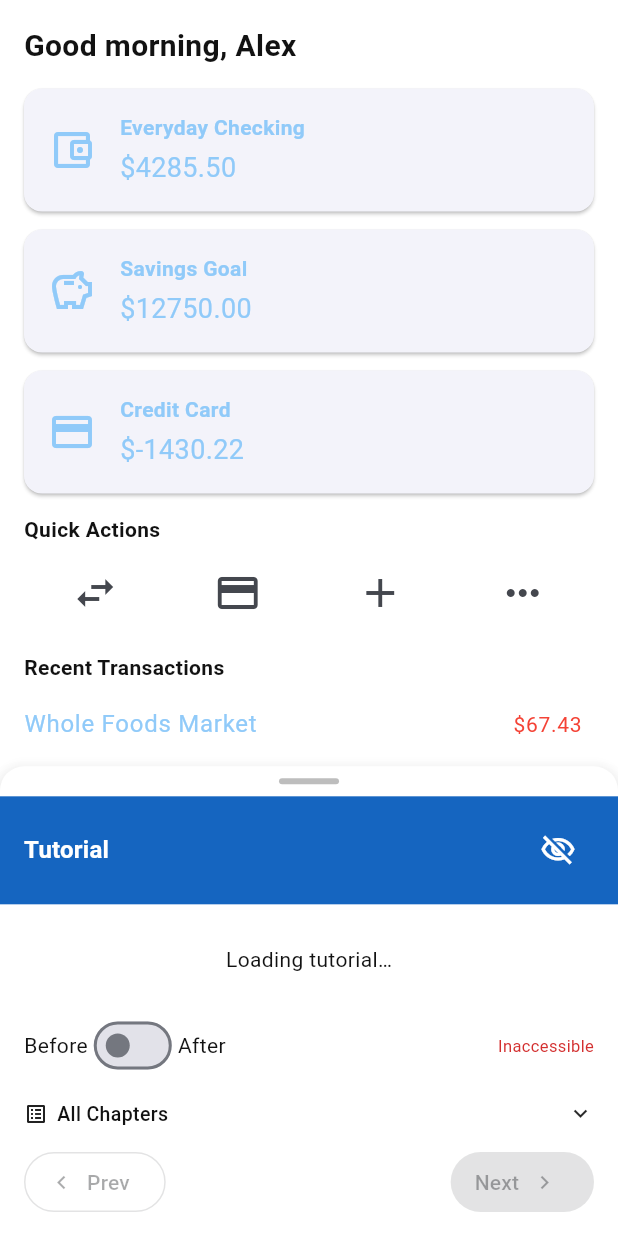
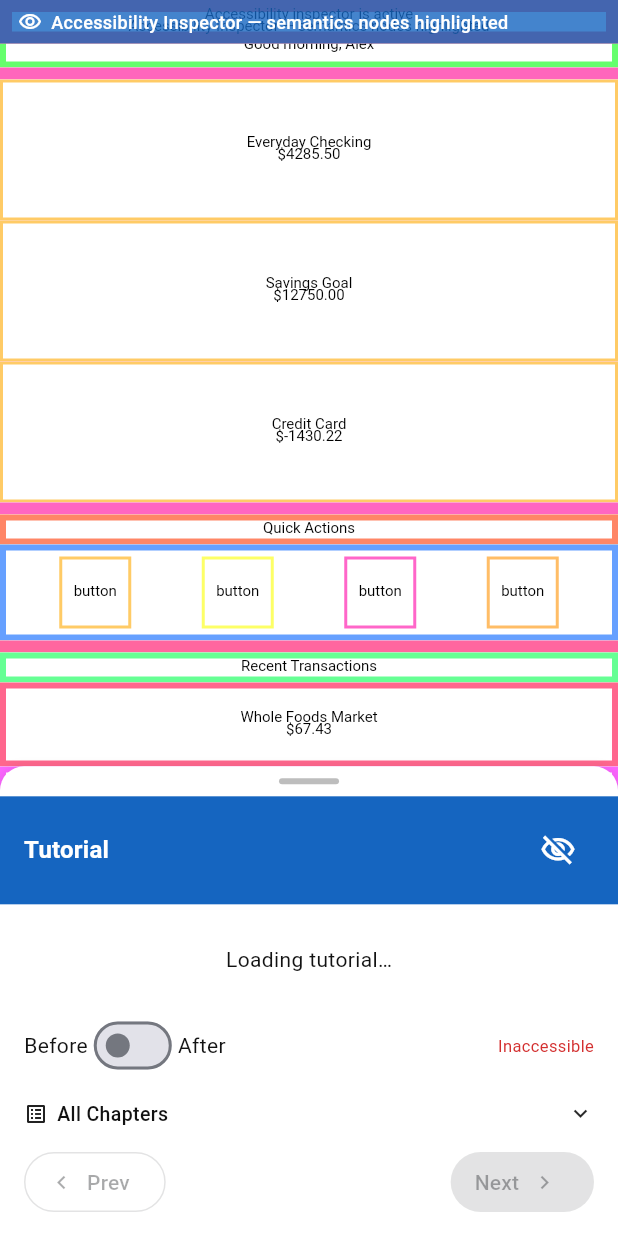
Before and after one commit to team360r/AccessBank, a Flutter app: the _GuideScreen screen opened by its route, after a tap on the "visibility" icon, on a phone screen of 412 x 824 dp. Run offline on Flutter 3.47's test engine with Material 3 defaults, Android fonts, the phone set to English and light mode, and no system bars; our stand-ins replace shared_preferences; accounts and stored records are empty.

Commit message:
feat: add accessibility inspector overlay
Co-Authored-By: Claude Sonnet 4.6 <noreply@anthropic.com>

```diff
--- a/lib/tutorial/tutorial_overlay.dart
+++ b/lib/tutorial/tutorial_overlay.dart
@@ -1,6 +1,7 @@
 import 'package:flutter/material.dart';
 
 import 'tutorial_controller.dart';
+import 'widgets/a11y_inspector_overlay.dart';
 import 'widgets/chapter_list.dart';
 import 'widgets/progress_bar.dart';
 import 'widgets/step_card.dart';
@@ -72,7 +73,10 @@ class _WideLayout extends StatelessWidget {
         const VerticalDivider(width: 1),
         Expanded(
           flex: 3,
-          child: bankingContent,
+          child: A11yInspectorOverlay(
+            active: controller.showInspector,
+            child: bankingContent,
+          ),
         ),
       ],
     );
@@ -96,7 +100,10 @@ class _NarrowLayout extends StatelessWidget {
   Widget build(BuildContext context) {
     return Stack(
       children: [
-        bankingContent,
+        A11yInspectorOverlay(
+          active: controller.showInspector,
+          child: bankingContent,
+        ),
         DraggableScrollableSheet(
           initialChildSize: 0.38,
           minChildSize: 0.08,
--- /dev/null
+++ b/lib/tutorial/widgets/a11y_inspector_overlay.dart
@@ -0,0 +1,123 @@
+import 'package:flutter/material.dart';
+
+/// Wraps [child] with an optional accessibility inspector overlay.
+///
+/// When [active] is true the entire widget tree is replaced by Flutter's
+/// built-in [SemanticsDebugger], which paints coloured borders and labels
+/// around every widget that has a semantics node — giving learners an
+/// immediate visual representation of the accessibility tree.
+///
+/// This is the simplest v1 approach: it delegates all the heavy lifting to
+/// the framework's own [SemanticsDebugger] rather than re-implementing
+/// semantics tree introspection from scratch.
+///
+/// When [active] is false the [child] is rendered without modification.
+class A11yInspectorOverlay extends StatelessWidget {
+  const A11yInspectorOverlay({
+    super.key,
+    required this.active,
+    required this.child,
+  });
+
+  /// Whether the semantics inspector is currently active.
+  final bool active;
+
+  /// The banking content to inspect.
+  final Widget child;
+
+  @override
+  Widget build(BuildContext context) {
+    if (!active) return child;
+
+    return Stack(
+      children: [
+        // Render the actual child so it stays visible behind the overlay.
+        child,
+
+        // Overlay the SemanticsDebugger on top. We use a MediaQuery with the
+        // same constraints so the debugger sizes itself correctly inside the
+        // tutorial layout rather than requiring full-screen access.
+        Positioned.fill(
+          child: IgnorePointer(
+            ignoring: false, // Allow taps to reach the debugger labels
+            child: _SemanticsOverlayPainter(child: child),
+          ),
+        ),
+
+        // Banner reminding the user the inspector is active.
+        Positioned(
+          top: 0,
+          left: 0,
+          right: 0,
+          child: _InspectorBanner(),
+        ),
+      ],
+    );
+  }
+}
+
+// ---------------------------------------------------------------------------
+// SemanticsOverlayPainter
+//
+// Uses SemanticsDebugger which is the Flutter-native way to visualise the
+// semantics tree.  We wrap it in an Opacity so the banking content beneath
+// remains partially visible for comparison.
+// ---------------------------------------------------------------------------
+
+class _SemanticsOverlayPainter extends StatelessWidget {
+  const _SemanticsOverlayPainter({required this.child});
+
+  final Widget child;
+
+  @override
+  Widget build(BuildContext context) {
+    // SemanticsDebugger requires a MediaQuery ancestor (already present via
+    // MaterialApp) and re-renders the full subtree.
+    //
+    // We wrap in a dedicated Navigator-less MaterialApp-like shell here so the
+    // debugger can get a Directionality and MediaQuery; in practice it will
+    // inherit them from the ambient context.
+    return SemanticsDebugger(
+      child: Opacity(
+        opacity: 0.0, // fully transparent duplicate — the debugger draws its
+                      // own labelled outlines on top of the original child
+        child: child,
+      ),
+    );
+  }
+}
+
+// ---------------------------------------------------------------------------
+// Inspector active banner
+// ---------------------------------------------------------------------------
+
+class _InspectorBanner extends StatelessWidget {
+  @override
+  Widget build(BuildContext context) {
+    return Semantics(
+      liveRegion: true,
+      label: 'Accessibility inspector is active',
+      child: Container(
+        color: const Color(0xCC1565C0), // semi-transparent primary blue
+        padding: const EdgeInsets.symmetric(horizontal: 12, vertical: 6),
+        child: Row(
+          children: [
+            const Icon(Icons.visibility_outlined,
+                color: Colors.white, size: 16),
+            const SizedBox(width: 6),
+            const Expanded(
+              child: Text(
+                'Accessibility Inspector — semantics nodes highlighted',
+                style: TextStyle(
+                  color: Colors.white,
+                  fontSize: 12,
+                  fontWeight: FontWeight.w500,
+                ),
+              ),
+            ),
+          ],
+        ),
+      ),
+    );
+  }
+}
```
